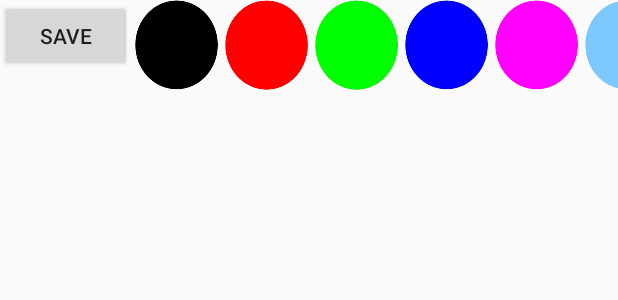
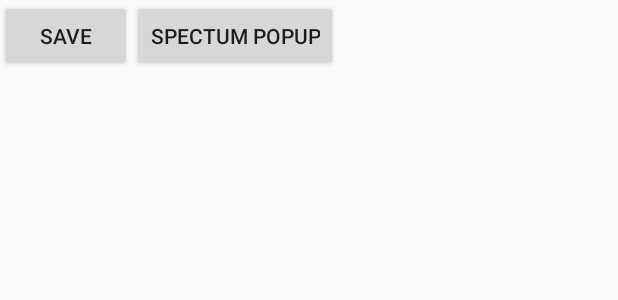
Before and after one commit to ae878/SE_P_REWIND, an Android app: the layout activity_draw.xml on its own in the app's theme, with its tools: preview values and no code run, on a phone screen of 412 x 824 dp. Shown: the top 300 px of the screen. Run offline under Robolectric (Android 15) with nearby library versions, the phone set to English and light mode, and no system bars.

```diff
--- a/app/src/main/AndroidManifest.xml
+++ b/app/src/main/AndroidManifest.xml
@@ -21,6 +21,10 @@
                 <category android:name="android.intent.category.LAUNCHER" />
             </intent-filter>
         </activity>
+        <activity android:name=".SpectrumActivity"
+            android:launchMode="singleInstance"
+            android:screenOrientation="portrait"
+        android:theme="@android:style/Theme.Translucent"        />
         <activity android:name=".DrawActivity"/>
         <activity android:name=".SavePopActivity" android:theme="@android:style/Theme.DeviceDefault.Light.Dialog"/>
     </application>
--- a/app/src/main/res/layout/activity_draw.xml
+++ b/app/src/main/res/layout/activity_draw.xml
@@ -18,70 +18,14 @@
             android:layout_height="wrap_content"
             android:text="SAVE"
             android:onClick="onClickSave"/>
-        <ImageView
-            android:layout_width="60dp"
-            android:layout_height="60dp"
-            android:background="@drawable/black"
 
-            android:onClick="onClickBlack"
-            />
-        <ImageView
-            android:layout_width="60dp"
-            android:layout_height="60dp"
-            android:background="@drawable/red"
-            android:onClick="onClickRed"/>
-        <ImageView
-            android:layout_width="60dp"
-            android:layout_height="60dp"
-            android:background="@drawable/green"
-            android:onClick="onClickGreen"/>
-        <ImageView
-            android:layout_width="60dp"
-            android:layout_height="60dp"
-            android:background="@drawable/blue"
-            android:onClick="onClickBlue"/>
-        <ImageView
-            android:layout_width="60dp"
-            android:layout_height="60dp"
-            android:background="@drawable/pink"
-            android:onClick="onClickPink"/>
-        <ImageView
-            android:layout_width="60dp"
-            android:layout_height="60dp"
-            android:background="@drawable/skyblue"
-            android:onClick="onClickSkyBlue"/>
-        <ImageView
-            android:layout_width="60dp"
-            android:layout_height="60dp"
-            android:background="@drawable/yellow"
-            android:onClick="onClickYellow"/>
-
-        <EditText
+        <Button
+            android:id="@+id/popupSpectrumButton"
             android:layout_width="wrap_content"
             android:layout_height="wrap_content"
-            android:hint="R"
-            android:id="@+id/r"/>
+            android:text="Spectum popup"
+            android:onClick="onClickPopUp"/>
 
-
-        <EditText
-            android:layout_width="wrap_content"
-            android:layout_height="wrap_content"
-            android:hint="G"
-            android:id="@+id/g"/>
-
-
-        <EditText
-            android:layout_width="wrap_content"
-            android:layout_height="wrap_content"
-            android:hint="B"
-            android:id="@+id/b"/>
-
-        <Button
-            android:id="@+id/colorInputButton"
-            android:layout_width="wrap_content"
-            android:layout_height="wrap_content"
-            android:text="Input"
-            android:onClick="onClickInput"/>
 
 
 
```
Also changed, not shown: app/src/main/java/rewind/hanyang/se/rewind_se/DrawActivity.java (+59 -4 lines), app/src/main/java/rewind/hanyang/se/rewind_se/SpectrumActivity.java (added, +67 -0 lines), app/src/main/res/layout/popup_spectrum.xml (added, +92 -0 lines), app/src/main/res/drawable/spectrum.png (added), app/src/main/res/drawable/spectrum2.png (added), 345 other files.
